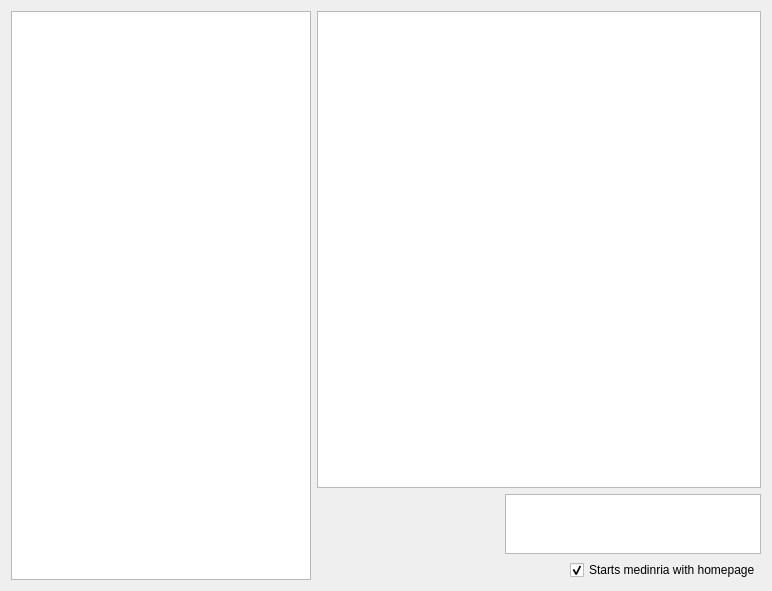
Qt form app/medinria/medhomepagearea.ui (medInria/medInria-public) before a commit.
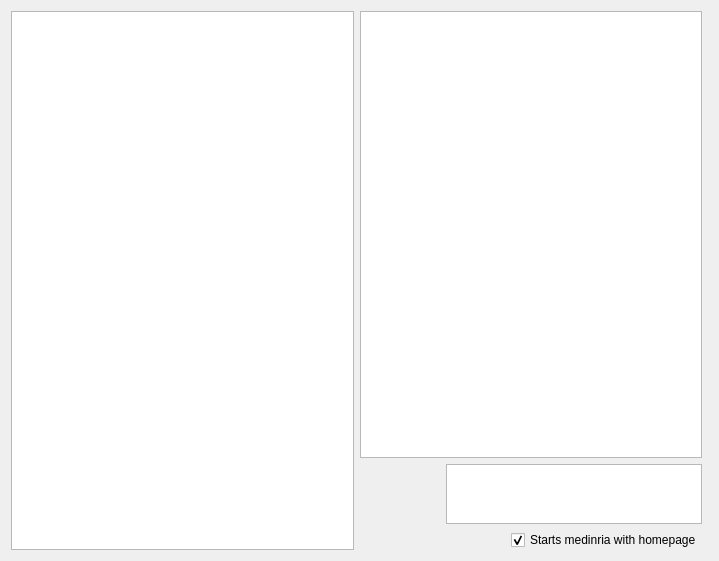
The same form after that commit.

Commit message: temporary working version of the homepage, add summary text about medinria

The edit to the form file:
```diff
--- a/app/medinria/medhomepagearea.ui
+++ b/app/medinria/medhomepagearea.ui
@@ -6,8 +6,8 @@
    <rect>
     <x>0</x>
     <y>0</y>
-    <width>772</width>
-    <height>591</height>
+    <width>719</width>
+    <height>561</height>
    </rect>
   </property>
   <property name="windowTitle">
@@ -16,12 +16,12 @@
   <property name="styleSheet">
    <string notr="true"/>
   </property>
-  <layout class="QGridLayout" name="gridLayout">
+  <layout class="QGridLayout" name="gridLayout_2">
    <item row="0" column="0">
     <widget class="QGraphicsView" name="configurationsGraphicsView">
      <property name="maximumSize">
       <size>
-       <width>300</width>
+       <width>400</width>
        <height>16777215</height>
       </size>
      </property>
@@ -34,8 +34,15 @@
    </item>
    <item row="0" column="1">
     <layout class="QVBoxLayout" name="verticalLayout">
+     <property name="spacing">
+      <number>6</number>
+     </property>
      <item>
-      <widget class="QGraphicsView" name="infoGraphicsView"/>
+      <layout class="QHBoxLayout" name="horizontalLayout">
+       <item>
+        <widget class="QGraphicsView" name="infoGraphicsView"/>
+       </item>
+      </layout>
      </item>
      <item>
       <layout class="QHBoxLayout" name="horizontalLayout_2">
@@ -101,6 +108,30 @@
      </item>
     </layout>
    </item>
+   <item row="0" column="2">
+    <widget class="QFrame" name="aboutFrame">
+     <property name="maximumSize">
+      <size>
+       <width>300</width>
+       <height>16777215</height>
+      </size>
+     </property>
+     <property name="frameShape">
+      <enum>QFrame::NoFrame</enum>
+     </property>
+     <property name="frameShadow">
+      <enum>QFrame::Plain</enum>
+     </property>
+     <layout class="QGridLayout" name="gridLayout">
+      <property name="margin">
+       <number>0</number>
+      </property>
+      <property name="spacing">
+       <number>2</number>
+      </property>
+     </layout>
+    </widget>
+   </item>
   </layout>
  </widget>
  <resources/>
```
The commit also changes 2 other files.
